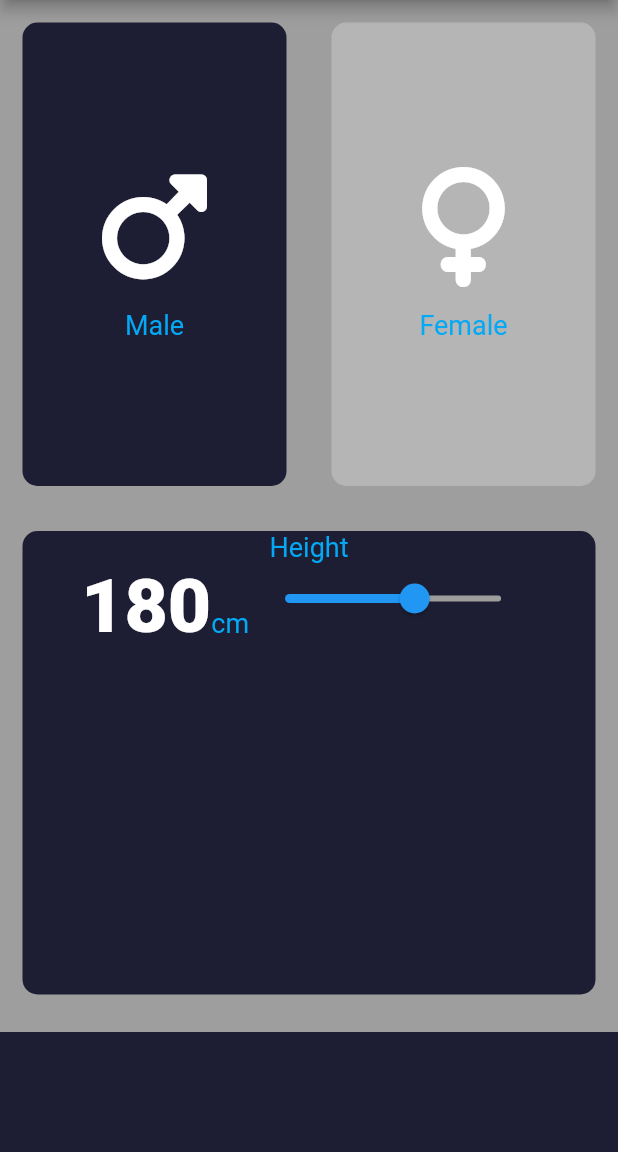
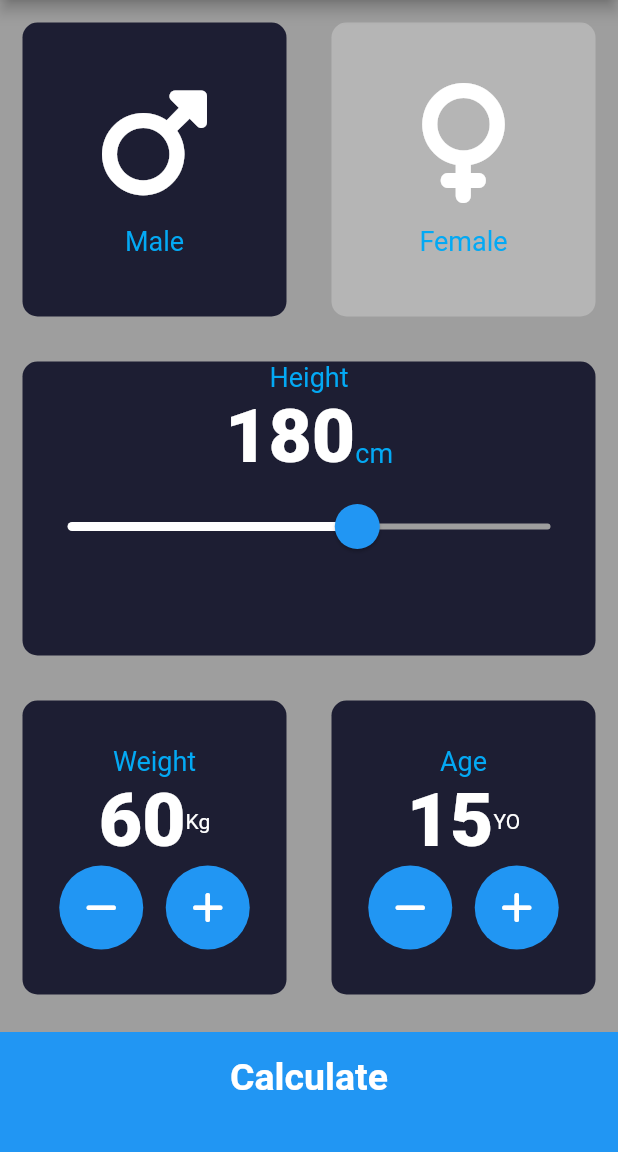
Before and after one commit to portgasalif/bmi_calculator, a Flutter app: the screen it shows after launch, on a phone screen of 412 x 824 dp, the part 84-1236 px from its top. Run offline on Flutter 3.47's test engine with Material 2 defaults, Android fonts, the light colour scheme and no system bars; our stand-ins replace font_awesome_flutter.

Commit message:
Perubahan 4

```diff
--- /dev/null
+++ b/lib/components/bottom_button.dart
@@ -0,0 +1,29 @@
+import 'package:flutter/material.dart';
+import '../constant.dart';
+
+class BottomButton extends StatelessWidget {
+  BottomButton({required this.onTap, required this.buttonTitle});
+
+  final void Function() onTap;
+  final String buttonTitle;
+
+  @override
+  Widget build(BuildContext context) {
+    return GestureDetector(
+      onTap: onTap,
+      child: Container(
+        color: kWarnaDiBottom,
+        margin: EdgeInsets.only(top: 10),
+        width: double.infinity,
+        padding: EdgeInsets.only(bottom: 20),
+        height: kBottomContainerHeight,
+        child: Center(
+          child: Text(
+            buttonTitle,
+            style: kLargeButtonTextStyle,
+          ),
+        ),
+      ),
+    );
+  }
+}
--- a/lib/icon_content.dart
+++ b/lib/components/icon_content.dart
@@ -1,5 +1,5 @@
 import 'package:flutter/material.dart';
-import 'constant.dart';
+import '../constant.dart';
 class iconContent extends StatelessWidget {
   const iconContent({
     super.key,
--- /dev/null
+++ b/lib/components/round_icon_button.dart
@@ -0,0 +1,24 @@
+import 'package:flutter/material.dart';
+
+
+class RoundIconButton extends StatelessWidget {
+  RoundIconButton({required this.icon, required this.onPressed});
+
+  final IconData icon;
+  final void Function() onPressed;
+
+  @override
+  Widget build(BuildContext context) {
+    return RawMaterialButton(
+      child: Icon(icon),
+      onPressed: onPressed,
+      constraints: BoxConstraints.tightFor(
+        width: 56.0,
+        height: 56.0,
+      ),
+      elevation: 0.0,
+      shape: CircleBorder(),
+      fillColor: Colors.blue,
+    );
+  }
+}
--- a/lib/input_page.dart
+++ /dev/null
@@ -1,139 +0,0 @@
-import 'package:flutter/material.dart';
-import 'package:font_awesome_flutter/font_awesome_flutter.dart';
-import 'icon_content.dart';
-import 'reusable_card.dart';
-import 'constant.dart';
-
-enum Gender {
-  male,
-  female,
-}
-
-class InputPage extends StatefulWidget {
-  @override
-  _InputPageState createState() => _InputPageState();
-}
-
-class _InputPageState extends State<InputPage> {
-  Gender selectedGender = Gender.male;
-  int height = 180;
-
-  @override
-  Widget build(BuildContext context) {
-    return Scaffold(
-      appBar: AppBar(
-        title: Text('BMI CALCULATOR'),
-      ),
-      body: Column(
-        crossAxisAlignment: CrossAxisAlignment.stretch,
-        children: <Widget>[
-          Expanded(
-              child: Row(
-            children: <Widget>[
-              Expanded(
-                child: ReusableCard(
-                  warna: selectedGender == Gender.male
-                      ? kActiveCardColor
-                      : kInactiveCardColor,
-                  cardChild: iconContent(
-                    ikon: FontAwesomeIcons.mars,
-                    label: 'Male',
-                  ),
-                  onPress: () {
-                    setState(() {
-                      selectedGender = Gender.male;
-                    });
-                  },
-                ),
-              ),
-              Expanded(
-                child: ReusableCard(
-                  warna: selectedGender == Gender.female
-                      ? kActiveCardColor
-                      : kInactiveCardColor,
-                  cardChild: iconContent(
-                    ikon: FontAwesomeIcons.venus,
-                    label: 'Female',
-                  ),
-                  onPress: () {
-                    setState(() {
-                      selectedGender = Gender.female;
-                    });
-                  },
-                ),
-              ),
-            ],
-          )),
-          Expanded(
-            child: ReusableCard(
-              warna: kActiveCardColor,
-              cardChild: Column(
-                children: <Widget>[
-                  Text(
-                    'Height',
-                    style: kLabelTextStyle,
-                  ),
-                  Row(
-                    mainAxisAlignment: MainAxisAlignment.center,
-                    crossAxisAlignment: CrossAxisAlignment.baseline,
-                    textBaseline: TextBaseline.alphabetic,
-                    children: <Widget>[
-                      Text(
-                        height.toString(),
-                        style: kNumberLabelTextStyle,
-                      ),
-                      Text(
-                        'cm',
-                        style: kLabelTextStyle,
-                      ),
-                      Slider(
-                        value: height.toDouble(),
-                        min: 120.0,
-                        max: 220.0,
-                        activeColor: Colors.blue,
-                        inactiveColor: Colors.grey,
-                        onChanged: (double newValue) {
-                          print(newValue);
-                          setState(() {
-                            height = newValue.round();
-                          });
-                        },
-                      ),
-                    ],
-                  )
-                ],
-              ),
-              onPress: () {},
-            ),
-          ),
-          // Expanded(
-          //   child: Row(
-          //     children: <Widget>[
-          //       Expanded(
-          //         child: ReusableCard(
-          //           warna: kActiveCardColor,
-          //           cardChild: iconContent(),
-          //           onPress: () {},
-          //         ),
-          //       ),
-          //       Expanded(
-          //         child: ReusableCard(
-          //           warna: kActiveCardColor,
-          //           cardChild: iconContent(),
-          //           onPress: () {},
-          //         ),
-          //       ),
-          //     ],
-          //   ),
-          // ),
-          Container(
-            color: kActiveCardColor,
-            margin: EdgeInsets.only(top: 10),
-            width: double.infinity,
-            height: kBottomContainerHeight,
-          )
-        ],
-      ),
-    );
-  }
-}
--- a/lib/main.dart
+++ b/lib/main.dart
@@ -1,5 +1,6 @@
+import 'package:bmi_calculator/screens/result_page.dart';
 import 'package:flutter/material.dart';
-import 'input_page.dart';
+import 'screens/input_page.dart';
 
 void main() => runApp(BMICalculator());
 
@@ -12,6 +13,9 @@ class BMICalculator extends StatelessWidget {
         primaryColor: Colors.black38,
         scaffoldBackgroundColor: Colors.black38,
       ),
+      routes: {
+        '/result_page': (context) => ResultPage(),
+      },
       home: InputPage(),
     );
   }
--- /dev/null
+++ b/lib/screens/input_page.dart
@@ -0,0 +1,233 @@
+import 'package:flutter/material.dart';
+import 'package:font_awesome_flutter/font_awesome_flutter.dart';
+import '../components/icon_content.dart';
+import '../components/reusable_card.dart';
+import '../constant.dart';
+import '../components/bottom_button.dart';
+import '../components/round_icon_button.dart';
+
+enum Gender {
+  male,
+  female,
+}
+
+class InputPage extends StatefulWidget {
+  @override
+  _InputPageState createState() => _InputPageState();
+}
+
+class _InputPageState extends State<InputPage> {
+  Gender selectedGender = Gender.male;
+  int height = 180;
+  int weight = 60;
+  int age = 15;
+
+  @override
+  Widget build(BuildContext context) {
+    return Scaffold(
+      appBar: AppBar(
+        title: Text('BMI CALCULATOR'),
+      ),
+      body: Column(
+        crossAxisAlignment: CrossAxisAlignment.stretch,
+        children: <Widget>[
+          Expanded(
+              child: Row(
+            children: <Widget>[
+              Expanded(
+                child: ReusableCard(
+                  warna: selectedGender == Gender.male
+                      ? kActiveCardColor
+                      : kInactiveCardColor,
+                  cardChild: iconContent(
+                    ikon: FontAwesomeIcons.mars,
+                    label: 'Male',
+                  ),
+                  onPress: () {
+                    setState(() {
+                      selectedGender = Gender.male;
+                    });
+                  },
+                ),
+              ),
+              Expanded(
+                child: ReusableCard(
+                  warna: selectedGender == Gender.female
+                      ? kActiveCardColor
+                      : kInactiveCardColor,
+                  cardChild: iconContent(
+                    ikon: FontAwesomeIcons.venus,
+                    label: 'Female',
+                  ),
+                  onPress: () {
+                    setState(() {
+                      selectedGender = Gender.female;
+                    });
+                  },
+                ),
+              ),
+            ],
+          )),
+          Expanded(
+            child: ReusableCard(
+              warna: kActiveCardColor,
+              cardChild: Column(
+                children: <Widget>[
+                  Text(
+                    'Height',
+                    style: kLabelTextStyle,
+                  ),
+                  Row(
+                    mainAxisAlignment: MainAxisAlignment.center,
+                    crossAxisAlignment: CrossAxisAlignment.baseline,
+                    textBaseline: TextBaseline.alphabetic,
+                    children: <Widget>[
+                      Text(
+                        height.toString(),
+                        style: kNumberLabelTextStyle,
+                      ),
+                      Text(
+                        'cm',
+                        style: kLabelTextStyle,
+                      ),
+                    ],
+                  ),
+                  SliderTheme(
+                    data: SliderTheme.of(context).copyWith(
+                        thumbColor: Colors.blue,
+                        activeTrackColor: Colors.white,
+                        overlayColor: Colors.blue.withOpacity(0.2),
+                        thumbShape:
+                            RoundSliderThumbShape(enabledThumbRadius: 15.0),
+                        overlayShape:
+                            RoundSliderOverlayShape(overlayRadius: 30.0)),
+                    child: Slider(
+                      value: height.toDouble(),
+                      min: 120.0,
+                      max: 220.0,
+                      inactiveColor: Colors.grey,
+                      onChanged: (double newValue) {
+                        print(newValue);
+                        setState(() {
+                          height = newValue.round();
+                        });
+                      },
+                    ),
+                  ),
+                ],
+              ),
+              onPress: () {},
+            ),
+          ),
+          Expanded(
+              child: Row(
+            children: <Widget>[
+              Expanded(
+                child: ReusableCard(
+                  warna: kActiveCardColor,
+                  cardChild: Column(
+                    mainAxisAlignment: MainAxisAlignment.center,
+                    children: <Widget>[
+                      Text(
+                        'Weight',
+                        style: kLabelTextStyle,
+                      ),
+                      Row(
+                        mainAxisAlignment: MainAxisAlignment.center,
+                        children: [
+                          Text(
+                            weight.toString(),
+                            style: kNumberLabelTextStyle,
+                          ),
+                          Text('Kg')
+                        ],
+                      ),
+                      Row(
+                        mainAxisAlignment: MainAxisAlignment.center,
+                        children: <Widget>[
+                          RoundIconButton(
+                            icon: FontAwesomeIcons.minus,
+                            onPressed: () {
+                              setState(() {
+                                weight--;
+                              });
+                            },
+                          ),
+                          SizedBox(
+                            width: 15.0,
+                          ),
+                          RoundIconButton(
+                            icon: FontAwesomeIcons.plus,
+                            onPressed: () {
+                              setState(() {
+                                weight++;
+                              });
+                            },
+                          )
+                        ],
+                      ),
+                    ],
+                  ),
+                  onPress: () {},
+                ),
+              ),
+              Expanded(
+                child: ReusableCard(
+                  warna: kActiveCardColor,
+                  cardChild: Column(
+                    mainAxisAlignment: MainAxisAlignment.center,
+                    children: <Widget>[
+                      Text(
+                        'Age',
+                        style: kLabelTextStyle,
+                      ),
+                      Row(
+                        mainAxisAlignment: MainAxisAlignment.center,
+                        children: [
+                          Text(
+                            age.toString(),
+                            style: kNumberLabelTextStyle,
+                          ),
+                          Text('YO')
+                        ],
+                      ),
+                      Row(
+                        mainAxisAlignment: MainAxisAlignment.center,
+                        children: <Widget>[
+                          RoundIconButton(
+                              icon: FontAwesomeIcons.minus,
+                              onPressed: () {
+                                setState(() {
+                                  age--;
+                                });
+                              }),
+                          SizedBox(
+                            width: 15.0,
+                          ),
+                          RoundIconButton(
+                              icon: FontAwesomeIcons.plus,
+                              onPressed: () {
+                                setState(() {
+                                  age++;
+                                });
+                              })
+                        ],
+                      ),
+                    ],
+                  ),
+                  onPress: () {},
+                ),
+              ),
+            ],
+          )),
+          BottomButton(
+            onTap: () {
+              Navigator.pushNamed(context, '/result_page');
+            },
+            buttonTitle: 'Calculate',
+          ),
+        ],
+      ),
+    );
+  }
+}
```
Also changed, not shown: lib/constant.dart (+23 -3 lines), lib/screens/result_page.dart (added, +63 -0 lines), lib/calculator_brain.dart (added), lib/components/reusable_card.dart (renamed from lib/reusable_card.dart).
